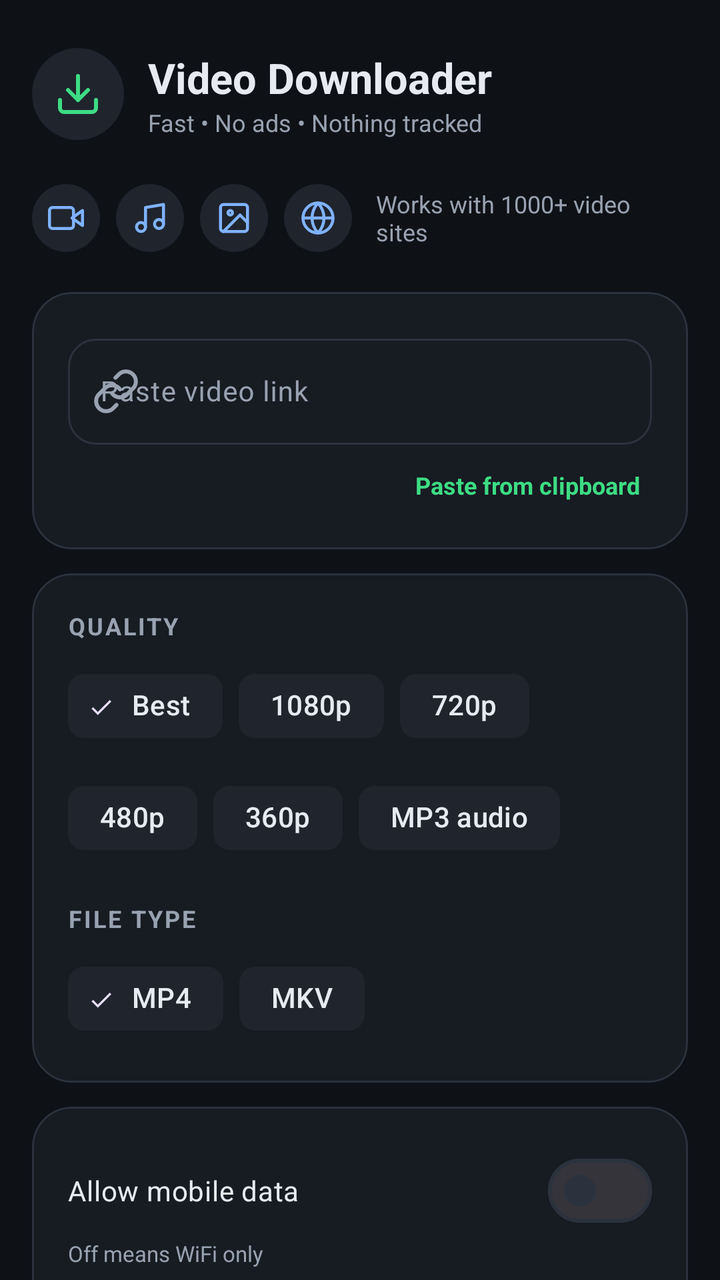
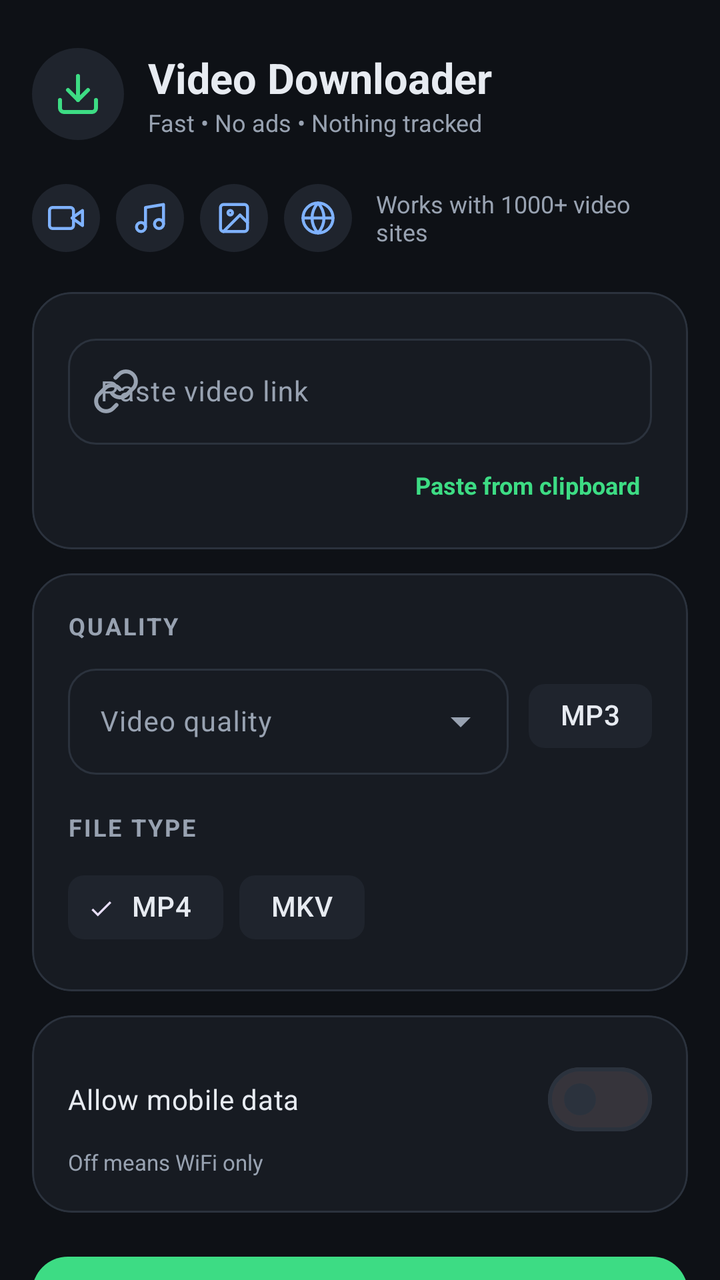

The first picture is an Android layout as it rendered before a commit; the second is the same layout after the commit. The layout source and the unified diff follow.
<!-- AndroidManifest.xml: application theme Theme.VideoDownloader -->
<!-- res/layout/activity_main.xml -->
<?xml version="1.0" encoding="utf-8"?>
<ScrollView xmlns:android="http://schemas.android.com/apk/res/android"
    xmlns:app="http://schemas.android.com/apk/res-auto"
    android:layout_width="match_parent"
    android:layout_height="match_parent"
    android:background="@color/bg"
    android:fillViewport="true"
    android:scrollbars="none">

    <LinearLayout
        android:layout_width="match_parent"
        android:layout_height="wrap_content"
        android:orientation="vertical"
        android:paddingStart="16dp"
        android:paddingEnd="16dp"
        android:paddingTop="24dp"
        android:paddingBottom="32dp">

        
        <LinearLayout
            android:layout_width="match_parent"
            android:layout_height="wrap_content"
            android:gravity="center_vertical"
            android:orientation="horizontal">

            <ImageView
                android:layout_width="46dp"
                android:layout_height="46dp"
                android:background="@drawable/bg_icon_tile"
                android:padding="11dp"
                android:src="@drawable/ic_download"
                app:tint="@color/primary"
                android:contentDescription="App icon" />

            <LinearLayout
                android:layout_width="0dp"
                android:layout_weight="1"
                android:layout_height="wrap_content"
                android:layout_marginStart="12dp"
                android:orientation="vertical">

                <TextView
                    android:layout_width="wrap_content"
                    android:layout_height="wrap_content"
                    android:text="Video Downloader"
                    android:textColor="@color/text_primary"
                    android:textSize="21sp"
                    android:textStyle="bold" />

                <TextView
                    android:layout_width="wrap_content"
                    android:layout_height="wrap_content"
                    android:text="Fast • No ads • Nothing tracked"
                    android:textColor="@color/text_secondary"
                    android:textSize="12sp" />
            </LinearLayout>
        </LinearLayout>

        
        <LinearLayout
            android:layout_width="match_parent"
            android:layout_height="wrap_content"
            android:layout_marginTop="22dp"
            android:gravity="center_vertical"
            android:orientation="horizontal">

            <ImageView
                android:layout_width="34dp"
                android:layout_height="34dp"
                android:background="@drawable/bg_icon_tile"
                android:padding="8dp"
                android:src="@drawable/ic_video"
                app:tint="@color/accent"
                android:contentDescription="Video" />

            <ImageView
                android:layout_width="34dp"
                android:layout_height="34dp"
                android:layout_marginStart="8dp"
                android:background="@drawable/bg_icon_tile"
                android:padding="8dp"
                android:src="@drawable/ic_music"
                app:tint="@color/accent"
                android:contentDescription="Audio" />

            <ImageView
                android:layout_width="34dp"
                android:layout_height="34dp"
                android:layout_marginStart="8dp"
                android:background="@drawable/bg_icon_tile"
                android:padding="8dp"
                android:src="@drawable/ic_image"
                app:tint="@color/accent"
                android:contentDescription="Reels and stories" />

            <ImageView
                android:layout_width="34dp"
                android:layout_height="34dp"
                android:layout_marginStart="8dp"
                android:background="@drawable/bg_icon_tile"
                android:padding="8dp"
                android:src="@drawable/ic_globe"
                app:tint="@color/accent"
                android:contentDescription="Websites" />

            <TextView
                android:layout_width="0dp"
                android:layout_weight="1"
                android:layout_height="wrap_content"
                android:layout_marginStart="12dp"
                android:text="Works with 1000+ video sites"
                android:textColor="@color/text_secondary"
                android:textSize="12sp" />
        </LinearLayout>

        
        <com.google.android.material.card.MaterialCardView
            style="@style/Card"
            android:layout_width="match_parent"
            android:layout_height="wrap_content"
            android:layout_marginTop="20dp">

            <LinearLayout
                android:layout_width="match_parent"
                android:layout_height="wrap_content"
                android:orientation="vertical">

                <com.google.android.material.textfield.TextInputLayout
                    android:id="@+id/urlLayout"
                    style="@style/Widget.Material3.TextInputLayout.OutlinedBox"
                    android:layout_width="match_parent"
                    android:layout_height="wrap_content"
                    android:hint="Paste video link"
                    app:boxCornerRadiusTopStart="14dp"
                    app:boxCornerRadiusTopEnd="14dp"
                    app:boxCornerRadiusBottomStart="14dp"
                    app:boxCornerRadiusBottomEnd="14dp"
                    app:startIconDrawable="@drawable/ic_link"
                    app:startIconTint="@color/text_secondary"
                    app:endIconMode="clear_text">

                    <com.google.android.material.textfield.TextInputEditText
                        android:id="@+id/urlInput"
                        android:layout_width="match_parent"
                        android:layout_height="wrap_content"
                        android:inputType="textUri"
                        android:maxLines="3"
                        android:textSize="14sp" />
                </com.google.android.material.textfield.TextInputLayout>

                <TextView
                    android:id="@+id/pasteBtn"
                    android:layout_width="wrap_content"
                    android:layout_height="wrap_content"
                    android:layout_gravity="end"
                    android:layout_marginTop="6dp"
                    android:padding="6dp"
                    android:text="Paste from clipboard"
                    android:textColor="@color/primary"
                    android:textSize="12sp"
                    android:textStyle="bold" />
            </LinearLayout>
        </com.google.android.material.card.MaterialCardView>

        
        <com.google.android.material.card.MaterialCardView
            style="@style/Card"
            android:layout_width="match_parent"
            android:layout_height="wrap_content"
            android:layout_marginTop="12dp">

            <LinearLayout
                android:layout_width="match_parent"
                android:layout_height="wrap_content"
                android:orientation="vertical">

                <TextView
                    style="@style/SectionLabel"
                    android:layout_width="wrap_content"
                    android:layout_height="wrap_content"
                    android:text="Quality" />

                <com.google.android.material.chip.ChipGroup
                    android:id="@+id/qualityChips"
                    android:layout_width="match_parent"
                    android:layout_height="wrap_content"
                    android:layout_marginTop="8dp"
                    app:selectionRequired="true"
                    app:singleLine="false"
                    app:singleSelection="true">

                    <com.google.android.material.chip.Chip
                        android:id="@+id/chipBest"
                        style="@style/Chip"
                        android:layout_width="wrap_content"
                        android:layout_height="wrap_content"
                        android:checked="true"
                        android:text="Best" />

                    <com.google.android.material.chip.Chip
                        android:id="@+id/chip1080"
                        style="@style/Chip"
                        android:layout_width="wrap_content"
                        android:layout_height="wrap_content"
                        android:text="1080p" />

                    <com.google.android.material.chip.Chip
                        android:id="@+id/chip720"
                        style="@style/Chip"
                        android:layout_width="wrap_content"
                        android:layout_height="wrap_content"
                        android:text="720p" />

                    <com.google.android.material.chip.Chip
                        android:id="@+id/chip480"
                        style="@style/Chip"
                        android:layout_width="wrap_content"
                        android:layout_height="wrap_content"
                        android:text="480p" />

                    <com.google.android.material.chip.Chip
                        android:id="@+id/chip360"
                        style="@style/Chip"
                        android:layout_width="wrap_content"
                        android:layout_height="wrap_content"
                        android:text="360p" />

                    <com.google.android.material.chip.Chip
                        android:id="@+id/chipMp3"
                        style="@style/Chip"
                        android:layout_width="wrap_content"
                        android:layout_height="wrap_content"
                        android:text="MP3 audio" />
                </com.google.android.material.chip.ChipGroup>

                <TextView
                    android:id="@+id/formatLabel"
                    style="@style/SectionLabel"
                    android:layout_width="wrap_content"
                    android:layout_height="wrap_content"
                    android:layout_marginTop="18dp"
                    android:text="File type" />

                <com.google.android.material.chip.ChipGroup
                    android:id="@+id/formatChips"
                    android:layout_width="match_parent"
                    android:layout_height="wrap_content"
                    android:layout_marginTop="8dp"
                    app:selectionRequired="true"
                    app:singleSelection="true">

                    <com.google.android.material.chip.Chip
                        android:id="@+id/chipMp4"
                        style="@style/Chip"
                        android:layout_width="wrap_content"
                        android:layout_height="wrap_content"
                        android:checked="true"
                        android:text="MP4" />

                    <com.google.android.material.chip.Chip
                        android:id="@+id/chipMkv"
                        style="@style/Chip"
                        android:layout_width="wrap_content"
                        android:layout_height="wrap_content"
                        android:text="MKV" />
                </com.google.android.material.chip.ChipGroup>
            </LinearLayout>
        </com.google.android.material.card.MaterialCardView>

        
        <com.google.android.material.card.MaterialCardView
            style="@style/Card"
            android:layout_width="match_parent"
            android:layout_height="wrap_content"
            android:layout_marginTop="12dp">

            <LinearLayout
                android:layout_width="match_parent"
                android:layout_height="wrap_content"
                android:orientation="vertical">

                <com.google.android.material.materialswitch.MaterialSwitch
                    android:id="@+id/dataSwitch"
                    android:layout_width="match_parent"
                    android:layout_height="wrap_content"
                    android:checked="false"
                    android:text="Allow mobile data"
                    android:textColor="@color/text_primary"
                    android:textSize="14sp" />

                <TextView
                    android:layout_width="match_parent"
                    android:layout_height="wrap_content"
                    android:text="Off means WiFi only"
                    android:textColor="@color/text_secondary"
                    android:textSize="11sp" />

                <com.google.android.material.materialswitch.MaterialSwitch
                    android:id="@+id/aria2Check"
                    android:layout_width="match_parent"
                    android:layout_height="wrap_content"
                    android:layout_marginTop="14dp"
                    android:checked="true"
                    android:text="Turbo download"
                    android:textColor="@color/text_primary"
                    android:textSize="14sp" />

                <TextView
                    android:layout_width="match_parent"
                    android:layout_height="wrap_content"
                    android:text="16 connections at once"
                    android:textColor="@color/text_secondary"
                    android:textSize="11sp" />
            </LinearLayout>
        </com.google.android.material.card.MaterialCardView>

        
        <com.google.android.material.button.MaterialButton
            android:id="@+id/downloadBtn"
            android:layout_width="match_parent"
            android:layout_height="58dp"
            android:layout_marginTop="18dp"
            android:text="Download"
            android:textAllCaps="false"
            android:textSize="16sp"
            android:textStyle="bold"
            app:cornerRadius="18dp"
            app:icon="@drawable/ic_download"
            app:iconGravity="textStart" />

        <com.google.android.material.progressindicator.LinearProgressIndicator
            android:id="@+id/progressBar"
            android:layout_width="match_parent"
            android:layout_height="wrap_content"
            android:layout_marginTop="16dp"
            android:max="100"
            app:indicatorColor="@color/primary"
            app:trackColor="@color/surface_variant"
            app:trackCornerRadius="4dp"
            app:trackThickness="7dp" />

        <TextView
            android:id="@+id/statusText"
            android:layout_width="match_parent"
            android:layout_height="wrap_content"
            android:layout_marginTop="10dp"
            android:text="Starting..."
            android:textColor="@color/text_secondary"
            android:textSize="12sp" />

        
        <com.google.android.material.card.MaterialCardView
            android:id="@+id/resultCard"
            style="@style/Card"
            android:layout_width="match_parent"
            android:layout_height="wrap_content"
            android:layout_marginTop="14dp"
            android:visibility="gone"
            app:strokeColor="@color/primary">

            <LinearLayout
                android:layout_width="match_parent"
                android:layout_height="wrap_content"
                android:orientation="vertical">

                <LinearLayout
                    android:layout_width="match_parent"
                    android:layout_height="wrap_content"
                    android:gravity="center_vertical"
                    android:orientation="horizontal">

                    <ImageView
                        android:layout_width="20dp"
                        android:layout_height="20dp"
                        android:src="@drawable/ic_check"
                        app:tint="@color/primary"
                        android:contentDescription="Done" />

                    <TextView
                        android:layout_width="wrap_content"
                        android:layout_height="wrap_content"
                        android:layout_marginStart="8dp"
                        android:text="Saved to your phone"
                        android:textColor="@color/primary"
                        android:textSize="12sp"
                        android:textStyle="bold" />
                </LinearLayout>

                <TextView
                    android:id="@+id/resultName"
                    android:layout_width="match_parent"
                    android:layout_height="wrap_content"
                    android:layout_marginTop="8dp"
                    android:ellipsize="middle"
                    android:maxLines="2"
                    android:textColor="@color/text_primary"
                    android:textSize="14sp"
                    android:textStyle="bold" />

                <TextView
                    android:layout_width="match_parent"
                    android:layout_height="wrap_content"
                    android:layout_marginTop="2dp"
                    android:text="Download / Video Downloads"
                    android:textColor="@color/text_secondary"
                    android:textSize="11sp" />

                <LinearLayout
                    android:layout_width="match_parent"
                    android:layout_height="wrap_content"
                    android:layout_marginTop="14dp"
                    android:orientation="horizontal">

                    <com.google.android.material.button.MaterialButton
                        android:id="@+id/playBtn"
                        android:layout_width="0dp"
                        android:layout_height="wrap_content"
                        android:layout_weight="1"
                        android:text="Play"
                        android:textAllCaps="false"
                        app:cornerRadius="14dp"
                        app:icon="@drawable/ic_play"
                        app:iconGravity="textStart" />

                    <com.google.android.material.button.MaterialButton
                        android:id="@+id/shareBtn"
                        style="@style/Widget.Material3.Button.OutlinedButton"
                        android:layout_width="0dp"
                        android:layout_height="wrap_content"
                        android:layout_marginStart="10dp"
                        android:layout_weight="1"
                        android:text="Share"
                        android:textAllCaps="false"
                        app:cornerRadius="14dp"
                        app:icon="@drawable/ic_share"
                        app:iconGravity="textStart" />
                </LinearLayout>
            </LinearLayout>
        </com.google.android.material.card.MaterialCardView>

        
        <com.google.android.material.button.MaterialButton
            android:id="@+id/updateBtn"
            style="@style/Widget.Material3.Button.TextButton"
            android:layout_width="match_parent"
            android:layout_height="wrap_content"
            android:layout_marginTop="20dp"
            android:text="Update download engine"
            android:textAllCaps="false"
            android:textColor="@color/text_secondary"
            app:icon="@drawable/ic_refresh"
            app:iconGravity="textStart"
            app:iconTint="@color/text_secondary" />

        
        <com.google.android.material.card.MaterialCardView
            style="@style/Card"
            android:layout_width="match_parent"
            android:layout_height="wrap_content"
            android:layout_marginTop="12dp">

            <LinearLayout
                android:layout_width="match_parent"
                android:layout_height="wrap_content"
                android:orientation="vertical">

                <TextView
                    style="@style/SectionLabel"
                    android:layout_width="wrap_content"
                    android:layout_height="wrap_content"
                    android:text="Support the app" />

                <TextView
                    android:id="@+id/supportText"
                    android:layout_width="match_parent"
                    android:layout_height="wrap_content"
                    android:layout_marginTop="8dp"
                    android:lineSpacingExtra="4dp"
                    android:textColor="@color/text_secondary"
                    android:textSize="13sp" />

                <LinearLayout
                    android:layout_width="match_parent"
                    android:layout_height="wrap_content"
                    android:layout_marginTop="14dp"
                    android:orientation="horizontal">

                    <com.google.android.material.button.MaterialButton
                        android:id="@+id/emailBtn"
                        style="@style/Widget.Material3.Button.OutlinedButton"
                        android:layout_width="0dp"
                        android:layout_height="wrap_content"
                        android:layout_weight="1"
                        android:text="Email"
                        android:textAllCaps="false"
                        app:cornerRadius="14dp"
                        app:icon="@drawable/ic_mail"
                        app:iconGravity="textStart" />

                    <com.google.android.material.button.MaterialButton
                        android:id="@+id/donateBtn"
                        android:layout_width="0dp"
                        android:layout_height="wrap_content"
                        android:layout_marginStart="10dp"
                        android:layout_weight="1"
                        android:text="Donate"
                        android:textAllCaps="false"
                        app:cornerRadius="14dp"
                        app:icon="@drawable/ic_heart"
                        app:iconGravity="textStart" />
                </LinearLayout>
            </LinearLayout>
        </com.google.android.material.card.MaterialCardView>

    </LinearLayout>
</ScrollView>
<!-- resources referenced by this layout -->
<resources>
  <color name="accent">#7FB2FF</color>
  <color name="bg">#0E1116</color>
  <color name="primary">#3DDC84</color>
  <color name="surface_variant">#1F242D</color>
  <color name="text_primary">#E7EBF1</color>
  <color name="text_secondary">#98A2B1</color>
  <!-- drawable bg_icon_tile (drawable) -->
  <?xml version="1.0" encoding="utf-8"?>
  <shape xmlns:android="http://schemas.android.com/apk/res/android"
      android:shape="oval">
      <solid android:color="@color/surface_variant" />
  </shape>
  <!-- drawable ic_check (drawable) -->
  <vector xmlns:android="http://schemas.android.com/apk/res/android"
      android:width="24dp"
      android:height="24dp"
      android:viewportWidth="24"
      android:viewportHeight="24"
      android:tint="#FFFFFF">
      <path android:pathData="M20,6L9,17l-5,-5" android:strokeColor="#FFFFFF" android:strokeWidth="2" android:strokeLineCap="round" android:strokeLineJoin="round" />
  </vector>
  <!-- drawable ic_heart (drawable) -->
  <vector xmlns:android="http://schemas.android.com/apk/res/android"
      android:width="24dp"
      android:height="24dp"
      android:viewportWidth="24"
      android:viewportHeight="24"
      android:tint="#FFFFFF">
      <path android:pathData="M20.84,4.61a5.5,5.5 0 0,0 -7.78,0L12,5.67l-1.06,-1.06a5.5,5.5 0 0,0 -7.78,7.78l1.06,1.06L12,21.23l7.78,-7.78 1.06,-1.06a5.5,5.5 0 0,0 0,-7.78z" android:strokeColor="#FFFFFF" android:strokeWidth="2" android:strokeLineCap="round" android:strokeLineJoin="round" />
  </vector>
  <!-- drawable ic_play (drawable) -->
  <vector xmlns:android="http://schemas.android.com/apk/res/android"
      android:width="24dp"
      android:height="24dp"
      android:viewportWidth="24"
      android:viewportHeight="24"
      android:tint="#FFFFFF">
      <path android:pathData="M8,5v14l11,-7z" android:fillColor="#FFFFFF" />
  </vector>
  <!-- drawable ic_refresh (drawable) -->
  <vector xmlns:android="http://schemas.android.com/apk/res/android"
      android:width="24dp"
      android:height="24dp"
      android:viewportWidth="24"
      android:viewportHeight="24"
      android:tint="#FFFFFF">
      <path android:pathData="M23,4v6h-6" android:strokeColor="#FFFFFF" android:strokeWidth="2" android:strokeLineCap="round" android:strokeLineJoin="round" />
      <path android:pathData="M20.49,15a9,9 0 1,1 -2.12,-9.36L23,10" android:strokeColor="#FFFFFF" android:strokeWidth="2" android:strokeLineCap="round" android:strokeLineJoin="round" />
  </vector>
  <style name="Card" parent="Widget.Material3.CardView.Filled">
          <item name="cardBackgroundColor">@color/surface</item>
          <item name="cardCornerRadius">20dp</item>
          <item name="cardElevation">0dp</item>
          <item name="strokeColor">@color/outline</item>
          <item name="strokeWidth">1dp</item>
          <item name="contentPadding">18dp</item>
      </style>
  <style name="Chip" parent="Widget.Material3.Chip.Filter">
          <item name="chipBackgroundColor">@color/surface_variant</item>
          <item name="android:textColor">@color/text_primary</item>
          <item name="chipStrokeWidth">0dp</item>
      </style>
  <style name="SectionLabel">
          <item name="android:textColor">@color/text_secondary</item>
          <item name="android:textSize">12sp</item>
          <item name="android:letterSpacing">0.08</item>
          <item name="android:textAllCaps">true</item>
          <item name="android:textStyle">bold</item>
      </style>
  <color name="surface">#171B22</color>
  <color name="outline">#2B323D</color>
  <color name="on_primary">#05240F</color>
  <!-- unchanged entries left out for length: 9 -->
</resources>

<!-- the commit's change to res/layout/activity_main.xml (unified diff, before → after) -->
@@ -180,58 +180,41 @@
                     android:layout_height="wrap_content"
                     android:text="Quality" />
 
-                <com.google.android.material.chip.ChipGroup
-                    android:id="@+id/qualityChips"
+                <LinearLayout
                     android:layout_width="match_parent"
                     android:layout_height="wrap_content"
                     android:layout_marginTop="8dp"
-                    app:selectionRequired="true"
-                    app:singleLine="false"
-                    app:singleSelection="true">
-
-                    <com.google.android.material.chip.Chip
-                        android:id="@+id/chipBest"
-                        style="@style/Chip"
-                        android:layout_width="wrap_content"
-                        android:layout_height="wrap_content"
-                        android:checked="true"
-                        android:text="Best" />
-
-                    <com.google.android.material.chip.Chip
-                        android:id="@+id/chip1080"
-                        style="@style/Chip"
-                        android:layout_width="wrap_content"
-                        android:layout_height="wrap_content"
-                        android:text="1080p" />
-
-                    <com.google.android.material.chip.Chip
-                        android:id="@+id/chip720"
-                        style="@style/Chip"
-                        android:layout_width="wrap_content"
-                        android:layout_height="wrap_content"
-                        android:text="720p" />
-
-                    <com.google.android.material.chip.Chip
-                        android:id="@+id/chip480"
-                        style="@style/Chip"
-                        android:layout_width="wrap_content"
-                        android:layout_height="wrap_content"
-                        android:text="480p" />
-
-                    <com.google.android.material.chip.Chip
-                        android:id="@+id/chip360"
-                        style="@style/Chip"
-                        android:layout_width="wrap_content"
-                        android:layout_height="wrap_content"
-                        android:text="360p" />
+                    android:gravity="center_vertical"
+                    android:orientation="horizontal">
+
+                    <com.google.android.material.textfield.TextInputLayout
+                        android:id="@+id/qualityLayout"
+                        style="@style/Widget.Material3.TextInputLayout.OutlinedBox.ExposedDropdownMenu"
+                        android:layout_width="0dp"
+                        android:layout_height="wrap_content"
+                        android:layout_weight="1"
+                        android:hint="Video quality"
+                        app:boxCornerRadiusTopStart="14dp"
+                        app:boxCornerRadiusTopEnd="14dp"
+                        app:boxCornerRadiusBottomStart="14dp"
+                        app:boxCornerRadiusBottomEnd="14dp">
+
+                        <com.google.android.material.textfield.MaterialAutoCompleteTextView
+                            android:id="@+id/qualityDropdown"
+                            android:layout_width="match_parent"
+                            android:layout_height="wrap_content"
+                            android:inputType="none"
+                            android:textSize="14sp" />
+                    </com.google.android.material.textfield.TextInputLayout>
 
                     <com.google.android.material.chip.Chip
                         android:id="@+id/chipMp3"
                         style="@style/Chip"
                         android:layout_width="wrap_content"
                         android:layout_height="wrap_content"
-                        android:text="MP3 audio" />
-                </com.google.android.material.chip.ChipGroup>
+                        android:layout_marginStart="10dp"
+                        android:text="MP3" />
+                </LinearLayout>
 
                 <TextView
                     android:id="@+id/formatLabel"
@@ -295,22 +278,6 @@
                     android:textColor="@color/text_secondary"
                     android:textSize="11sp" />
 
-                <com.google.android.material.materialswitch.MaterialSwitch
-                    android:id="@+id/aria2Check"
-                    android:layout_width="match_parent"
-                    android:layout_height="wrap_content"
-                    android:layout_marginTop="14dp"
-                    android:checked="true"
-                    android:text="Turbo download"
-                    android:textColor="@color/text_primary"
-                    android:textSize="14sp" />
-
-                <TextView
-                    android:layout_width="match_parent"
-                    android:layout_height="wrap_content"
-                    android:text="16 connections at once"
-                    android:textColor="@color/text_secondary"
-                    android:textSize="11sp" />
             </LinearLayout>
         </com.google.android.material.card.MaterialCardView>
 
